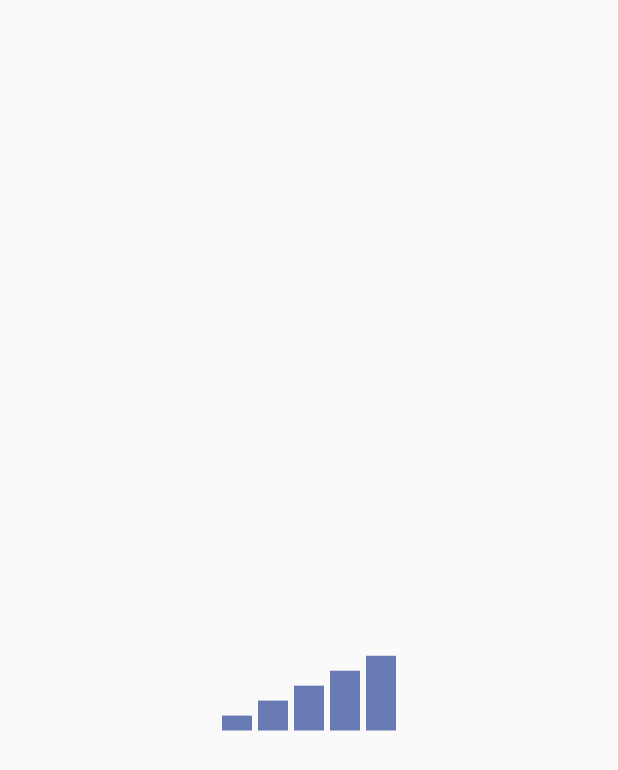
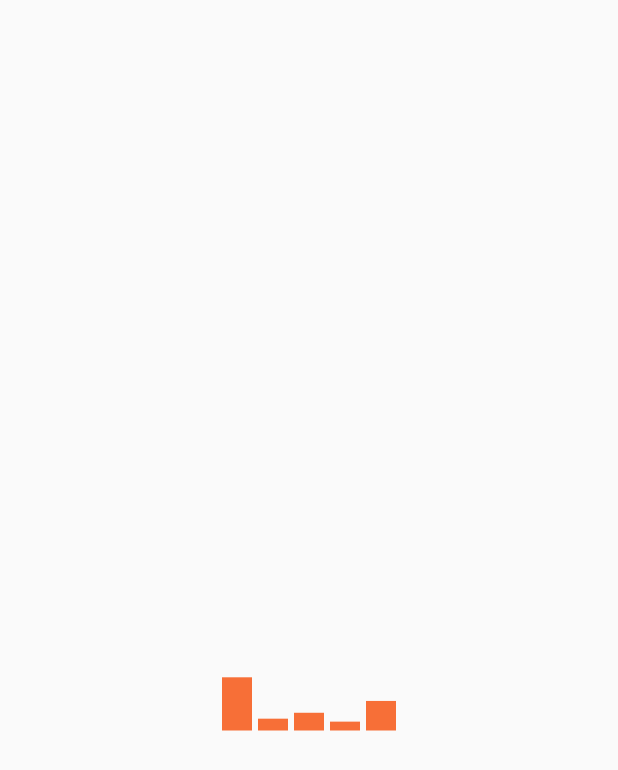
Before and after one commit to Ivanka-karaim/Flutter_laba9, a Flutter app: the screen it shows after launch, on a phone screen of 412 x 824 dp. Shown: the top 770 px of the screen. Run offline on Flutter 3.47's test engine with Material 2 defaults, Android fonts, the phone set to English and light mode, and no system bars.

Commit message:
add value

```diff
--- a/lib/main.dart
+++ b/lib/main.dart
@@ -24,7 +24,7 @@ class MyApp extends StatelessWidget {
         // is not restarted.
         primarySwatch: Colors.blue,
       ),
-      home: const DiagramWidget(data:[0.1, 0.2, 0.3, 0.4, 0.5]),
+      home: const DiagramWidget(data:[0.9, 0.2, 0.3, 0.15, 0.5]),
     );
   }
 }
@@ -82,44 +82,24 @@ class _DiagramWidgetState extends State<DiagramWidget>
     with SingleTickerProviderStateMixin {
   late Animation<double> animation;
   late AnimationController controller;
-  late List<Animation<double>> _animations;
 
   @override
   void initState() {
     super.initState();
 
-    controller = AnimationController(duration:const Duration(seconds:10), vsync: this);
-    _animations = List.generate(widget.data.length, (index) =>
-        CurvedAnimation(
+    controller = AnimationController(duration:const Duration(seconds:5), vsync: this);
+    animation = CurvedAnimation(
       parent: controller,
       curve: Curves.easeIn,
     )..addStatusListener((status) {
-                   if (status == AnimationStatus.completed) {
-                     controller.reverse();
-                   } else if (status == AnimationStatus.dismissed) {
-                     controller.forward();
-                   }
-                 })).toList();
-
-
-
+      if (status == AnimationStatus.completed) {
+        controller.reverse();
+      } else
+        if (status == AnimationStatus.dismissed) {
+        controller.forward();
+      }
+    });
     controller.forward();
-
-    // super.initState();
-    // animationController =
-    //     AnimationController(duration: const Duration(seconds: 10), vsync: this);
-    // animation =
-    //     CurvedAnimation(parent: animationController, curve: Curves.easeIn)
-    //       ..addStatusListener((status) {
-    //         if (status == AnimationStatus.completed) {
-    //           animationController.reverse();
-    //         } else if (status == AnimationStatus.dismissed) {
-    //           animationController.forward();
-    //         }
-    //       });
-    // animationController.forward();
-
-
   }
 
   @override
@@ -129,8 +109,8 @@ class _DiagramWidgetState extends State<DiagramWidget>
         mainAxisAlignment: MainAxisAlignment.center,
         crossAxisAlignment: CrossAxisAlignment.center,
         children: [
-        for (int i = 0; i < _animations.length; i++)
-          AW(data_end:widget.data[i],animation: _animations[i])
+        for (int i = 0; i < widget.data.length; i++)
+          AW(data_end:widget.data[i],animation: animation)
     ]));
   }
 
@@ -148,7 +128,7 @@ class AW extends AnimatedWidget {
       : super(listenable: animation);
 
 
-  static final _colorTween = ColorTween(begin: Colors.red, end: Colors.blue);
+  static final _colorTween = ColorTween(begin: Colors.red, end: Colors.yellow);
 
   @override
   Widget build(BuildContext context) {
```
